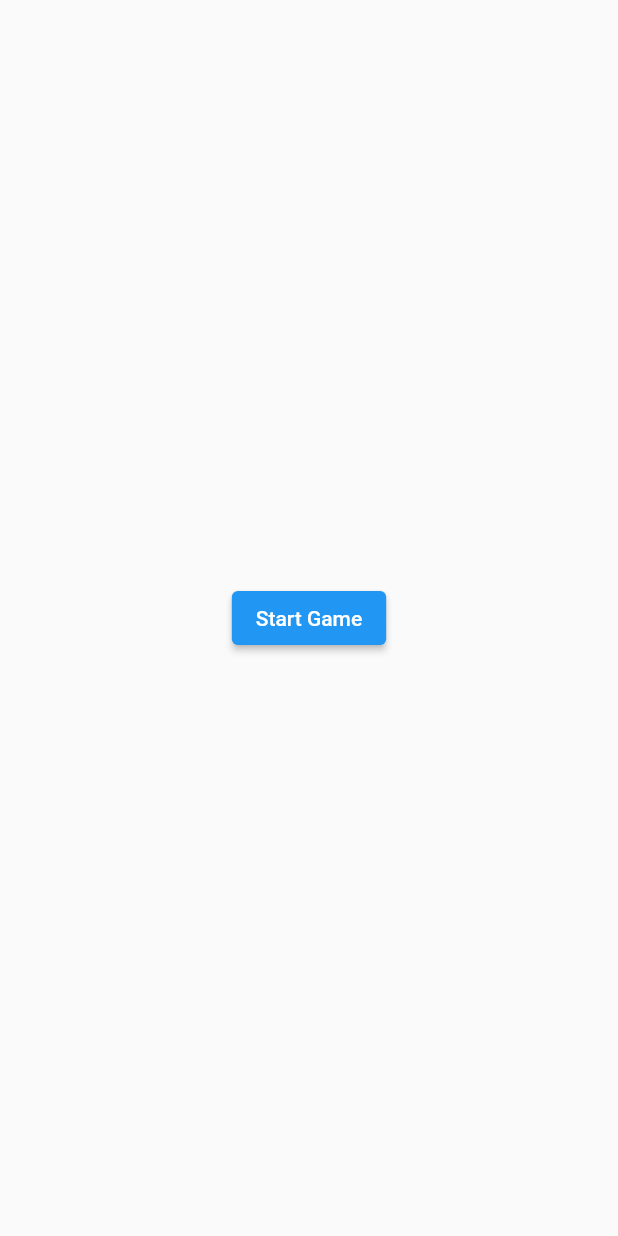
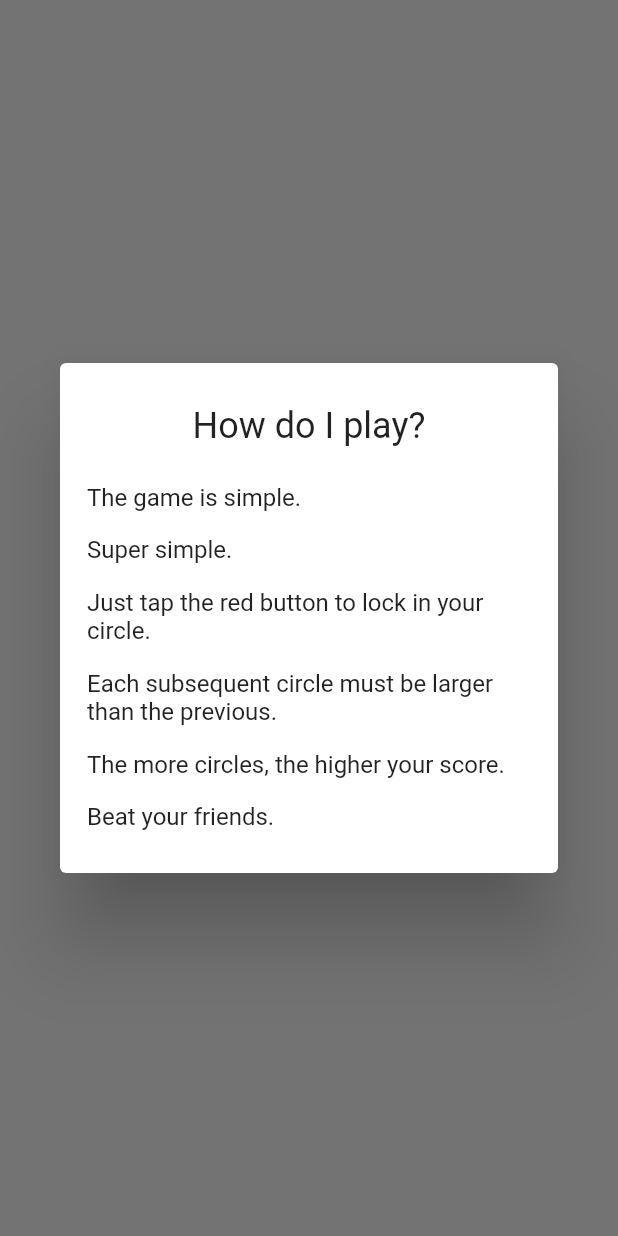
Before and after one commit to IsaacZhang1/daily-challenge-game, a Flutter app: the screen it shows after launch, on a phone screen of 412 x 824 dp. Run offline on Flutter 3.47's test engine with Material 2 defaults, Android fonts, the phone set to English and light mode, and no system bars; our stand-ins replace flutter_countdown_timer, shared_preferences.

Commit message:
Adding more stuff

```diff
--- a/lib/main.dart
+++ b/lib/main.dart
@@ -65,6 +65,11 @@ class _LoadingPageState extends State<LoadingPage> {
       }
     }
 
+    final isFirstLoad = prefs.getBool('isFirstLoad') ?? true;
+    if (isFirstLoad) {
+      prefs.setBool('isFirstLoad', false);
+    }
+
     Future.delayed(const Duration(milliseconds: 100), () {
       Navigator.pushReplacement(
         context,
@@ -73,6 +78,7 @@ class _LoadingPageState extends State<LoadingPage> {
             playable: playable,
             currentScore: currentScore,
             highScore: highScore,
+            isFirstLoad: isFirstLoad,
           ),
         ),
       );
--- a/lib/screens/home_screen.dart
+++ b/lib/screens/home_screen.dart
@@ -1,29 +1,72 @@
+import 'package:daily_game_challenge/screens/tutorial_screen.dart';
 import 'package:daily_game_challenge/screens/widgets/daily_game.dart';
 import 'package:daily_game_challenge/utils/vertical_space.dart';
 import 'package:flutter/material.dart';
+import 'package:flutter_countdown_timer/flutter_countdown_timer.dart';
 
-class HomeScreen extends StatelessWidget {
+class HomeScreen extends StatefulWidget {
   final bool playable;
+  final bool isFirstLoad;
   final int? currentScore;
   final int? highScore;
 
   const HomeScreen({
     Key? key,
     required this.playable,
+    required this.isFirstLoad,
     this.currentScore,
     this.highScore,
   }) : super(key: key);
 
   @override
+  State<HomeScreen> createState() => _HomeScreenState();
+}
+
+class _HomeScreenState extends State<HomeScreen> {
+  late bool playable;
+  late bool isFirstLoad;
+
+  @override
+  void initState() {
+    super.initState();
+    initUserState();
+    playable = widget.playable;
+  }
+
+  void initUserState() {
+    isFirstLoad = widget.isFirstLoad;
+  }
+
+  void showTutorial() async {
+    showDialog(
+      context: context,
+      barrierDismissible: true,
+      builder: (_) => const TutorialScreen(),
+    );
+  }
+
+  @override
   Widget build(BuildContext context) {
+    if (isFirstLoad) {
+      isFirstLoad = false;
+      Future.delayed(const Duration(milliseconds: 500), () => showTutorial());
+    }
     return Scaffold(
       body: playable
           ? const GameCanvas()
           : WaitingScreen(
-              currentScore: currentScore,
-              highScore: highScore,
+              currentScore: widget.currentScore,
+              highScore: widget.highScore,
+              onNewDay: () => onNewDay(),
             ),
     );
+  }
+
+  void onNewDay() {
+    print('iz: onNewDay');
+    setState(() {
+      playable = true;
+    });
   }
 }
 
@@ -60,18 +103,31 @@ class _GameCanvasState extends State<GameCanvas> {
 class WaitingScreen extends StatelessWidget {
   final int? currentScore;
   final int? highScore;
+  final VoidCallback onNewDay;
 
   const WaitingScreen({
     Key? key,
     required this.currentScore,
     required this.highScore,
+    required this.onNewDay,
   }) : super(key: key);
 
   @override
   Widget build(BuildContext context) {
+    final currentDate = DateTime.now();
     return Column(
       mainAxisAlignment: MainAxisAlignment.center,
       children: [
+        CountdownTimer(
+          endTime: DateTime(currentDate.year, currentDate.month, currentDate.day + 1).millisecondsSinceEpoch,
+          textStyle: const TextStyle(
+            fontSize: 30,
+            color: Colors.red,
+            fontWeight: FontWeight.bold,
+          ),
+          onEnd: () => onNewDay(),
+        ),
+        const VerticalSpace(byFactorOf: 4),
         Container(
           padding: const EdgeInsets.symmetric(vertical: 8.0, horizontal: 16.0),
           decoration: BoxDecoration(
--- /dev/null
+++ b/lib/screens/tutorial_screen.dart
@@ -0,0 +1,83 @@
+import 'package:daily_game_challenge/utils/vertical_space.dart';
+import 'package:flutter/material.dart';
+
+class TutorialScreen extends StatelessWidget {
+  const TutorialScreen({
+    Key? key,
+  }) : super(key: key);
+
+  @override
+  Widget build(BuildContext context) {
+    final screenWidth = MediaQuery.of(context).size.width;
+    const fontSize = 16.0;
+    return Dialog(
+      child: IntrinsicHeight(
+        child: SizedBox(
+          width: screenWidth - 10,
+          child: Padding(
+            padding: const EdgeInsets.symmetric(horizontal: 18.0, vertical: 12),
+            child: SingleChildScrollView(
+              child: Column(
+                crossAxisAlignment: CrossAxisAlignment.start,
+                children: const [
+                  VerticalSpace(byFactorOf: 2),
+                  Center(
+                    child: Text(
+                      'How do I play?',
+                      style: TextStyle(
+                        fontSize: 24,
+                      ),
+                    ),
+                  ),
+                  VerticalSpace(byFactorOf: 3),
+                  Text(
+                    'The game is simple.',
+                    style: TextStyle(
+                      fontSize: fontSize,
+                    ),
+                  ),
+                  VerticalSpace(byFactorOf: 2),
+                  Text(
+                    'Super simple.',
+                    style: TextStyle(
+                      fontSize: fontSize,
+                    ),
+                  ),
+                  VerticalSpace(byFactorOf: 2),
+                  Text(
+                    'Just tap the red button to lock in your circle.',
+                    style: TextStyle(
+                      fontSize: fontSize,
+                    ),
+                  ),
+                  VerticalSpace(byFactorOf: 2),
+                  Text(
+                    'Each subsequent circle must be larger than the previous.',
+                    style: TextStyle(
+                      fontSize: fontSize,
+                    ),
+                  ),
+                  VerticalSpace(byFactorOf: 2),
+                  Text(
+                    'The more circles, the higher your score.',
+                    style: TextStyle(
+                      fontSize: fontSize,
+                    ),
+                  ),
+                  VerticalSpace(byFactorOf: 2),
+                  Text(
+                    'Beat your friends.',
+                    style: TextStyle(
+                      fontSize: fontSize,
+                    ),
+                  ),
+                  VerticalSpace(byFactorOf: 2),
+                ],
+              ),
+            ),
+          ),
+        ),
+      ),
+    );
+  }
+}
```
